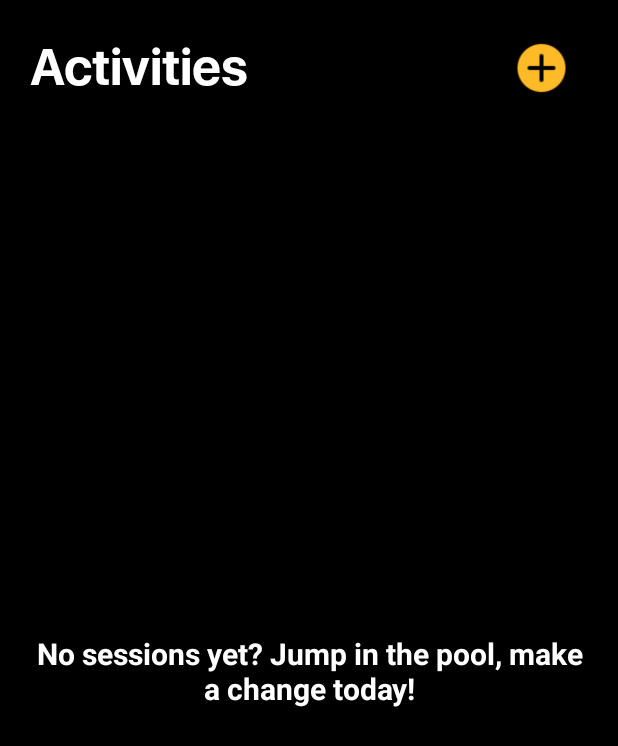
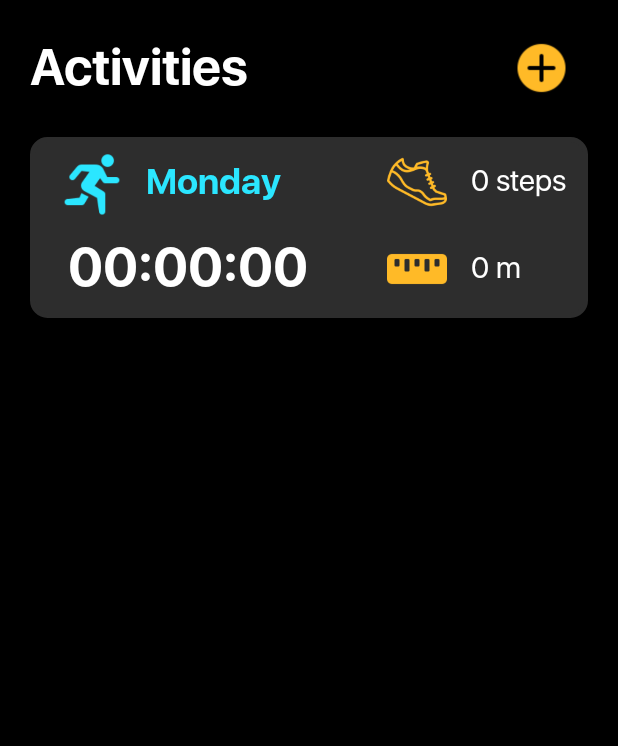
Before and after one commit to FilipKisic/Triathlist, an Android app: the RunningActivity screen opened directly, with no data from a screen before it, after a tap on "Finish", on a phone screen of 412 x 824 dp. Shown: the top 746 px of the screen. Run offline under Robolectric (Android 15) with nearby library versions, the phone set to English and light mode, and no system bars; our stand-ins replace Room's generated code, navigation-ui; libraries missing offline, so code that uses them is left out: pub.devrel.easypermissions; 5 statements that could not run were skipped.

Commit message:
Refactor ActivityInfoAdapter, running activity completed

```diff
--- a/app/src/main/java/hr/algebra/triathlist/RunningActivity.kt
+++ b/app/src/main/java/hr/algebra/triathlist/RunningActivity.kt
@@ -7,16 +7,25 @@ import android.hardware.SensorEventListener
 import android.hardware.SensorManager
 import android.os.Build
 import android.os.Bundle
+import android.widget.Toast
 import androidx.annotation.RequiresApi
 import androidx.appcompat.app.AppCompatActivity
+import hr.algebra.triathlist.database.TriathlistDatabase
 import hr.algebra.triathlist.framework.startPreviousActivity
+import hr.algebra.triathlist.model.Activity
+import hr.algebra.triathlist.model.ActivityType
 import kotlinx.android.synthetic.main.action_button.view.*
 import kotlinx.android.synthetic.main.activity_running.*
+import kotlinx.android.synthetic.main.activity_session.*
+import kotlinx.coroutines.GlobalScope
+import kotlinx.coroutines.launch
 import timerx.Stopwatch
 import timerx.StopwatchBuilder
 import timerx.Timer
 import timerx.TimerBuilder
+import java.text.SimpleDateFormat
 import java.time.LocalDateTime
+import java.util.*
 import java.util.concurrent.TimeUnit
 
 private lateinit var buttonState: String
@@ -50,6 +59,7 @@ class RunningActivity : AppCompatActivity(), SensorEventListener {
         super.onResume()
         isRunning = true
         val stepSensor = sensorManager.getDefaultSensor(Sensor.TYPE_STEP_COUNTER)
+        if (stepSensor == null) Toast.makeText(this, "No Sensor", Toast.LENGTH_LONG).show()
         sensorManager.registerListener(this, stepSensor, SensorManager.SENSOR_DELAY_UI)
     }
 
@@ -120,6 +130,7 @@ class RunningActivity : AppCompatActivity(), SensorEventListener {
         timer.stop()
     }
 
+    @RequiresApi(Build.VERSION_CODES.O)
     private fun initListeners() {
         btnStartStopRunning.setOnClickListener {
             toggleState()
@@ -137,11 +148,10 @@ class RunningActivity : AppCompatActivity(), SensorEventListener {
     }
 
     override fun onSensorChanged(event: SensorEvent) {
-        println("GOT HERE")
         if (isRunning) {
             tvRunningSteps.text = "${event.values[0]}"
-            var distance = (event.values[0] * 75) / 100_000
-            println("DISTANCE: $distance")
+            steps = event.values[0].toInt()
+            currentDistance = ((event.values[0] * 75) / 100_000).toInt()
         }
     }
 
@@ -150,11 +160,12 @@ class RunningActivity : AppCompatActivity(), SensorEventListener {
         timer.start()
     }
 
+    @RequiresApi(Build.VERSION_CODES.O)
     private fun finishSession() {
         pb_run_goal.progress = 100
         stopwatch.stop()
         btnStartStopRunning.tvButtonText.setText(R.string.start)
-        //saveInDatabase()
+        saveInDatabase()
         resetValues()
         startPreviousActivity<MainActivity>()
     }
@@ -168,4 +179,24 @@ class RunningActivity : AppCompatActivity(), SensorEventListener {
         pause = 0
         pb_run_goal.progress = 0
     }
+
+    @RequiresApi(Build.VERSION_CODES.O)
+    private fun saveInDatabase() {
+        val dayOfWeekFormat = SimpleDateFormat("EEEE", Locale.ENGLISH)
+        val db = TriathlistDatabase.getDatabase(this)
+        val activity = Activity(
+            tvRunStopwatch.text.toString(),
+            null,
+            currentDistance,
+            null,
+            steps,
+            dayOfWeekFormat.format(Date()).toString(),
+            timeOfStart,
+            LocalDateTime.now(),
+            ActivityType.RUNNING
+        )
+        GlobalScope.launch {
+            db.activityDao().insert(activity)
+        }
+    }
 }
--- /dev/null
+++ b/app/src/main/java/hr/algebra/triathlist/components/ActivityInfoAdapter.kt
@@ -0,0 +1,98 @@
+package hr.algebra.triathlist.components
+
+import android.app.AlertDialog
+import android.content.Context
+import android.view.LayoutInflater
+import android.view.View
+import android.view.ViewGroup
+import android.widget.ImageView
+import android.widget.TextView
+import androidx.recyclerview.widget.RecyclerView
+import hr.algebra.triathlist.R
+import hr.algebra.triathlist.database.TriathlistDatabase
+import hr.algebra.triathlist.model.Activity
+import hr.algebra.triathlist.model.ActivityType
+import kotlinx.android.synthetic.main.swim_info_card.view.*
+import kotlinx.coroutines.GlobalScope
+import kotlinx.coroutines.launch
+
+private const val ACTIVITY = "Activity"
+private const val METRIC = "Metric"
+
+class ActivityInfoAdapter(private val swimInfoList: MutableList<Activity>, private val context: Context) :
+    RecyclerView.Adapter<ActivityInfoAdapter.ActivityInfoViewHolder>() {
+
+    inner class ActivityInfoViewHolder(itemView: View) : RecyclerView.ViewHolder(itemView) {
+        val dayOfWeek: TextView = itemView.tvDayOfWeek
+        val lapCount: TextView = itemView.tvLapCount
+        val time: TextView = itemView.tvTime
+        val distance: TextView = itemView.tvDistance
+        val activityType: ImageView = itemView.ivActivity
+        val metric: ImageView = itemView.ivMetricIcon
+    }
+
+    override fun onCreateViewHolder(parent: ViewGroup, viewType: Int): ActivityInfoViewHolder {
+        val itemView = LayoutInflater.from(parent.context).inflate(R.layout.swim_info_card, parent, false)
+        return ActivityInfoViewHolder(itemView)
+    }
+
+    override fun getItemCount(): Int = swimInfoList.size
+
+    override fun onBindViewHolder(holder: ActivityInfoViewHolder, position: Int) {
+        val currentInfo = swimInfoList[position]
+        holder.dayOfWeek.text = currentInfo.dayOfWeek
+        holder.lapCount.text = processActivity(currentInfo)
+        holder.time.text = currentInfo.duration
+        holder.distance.text = "${currentInfo.distance} m"
+        holder.activityType.setImageResource(chooseIcon(currentInfo, ACTIVITY))
+        holder.metric.setImageResource(chooseIcon(currentInfo, METRIC))
+        holder.itemView.setOnLongClickListener {
+            showMessage(position)
+        }
+    }
+
+    private fun processActivity(currentInfo: Activity): String {
+        return when (currentInfo.activityType) {
+            ActivityType.SWIMMING -> if (currentInfo.laps != 1) "${currentInfo.laps} laps" else "${currentInfo.laps} lap"
+            ActivityType.RUNNING -> "${currentInfo.steps} steps"
+            else -> "${currentInfo.calories} calories"
+        }
+    }
+
+    private fun chooseIcon(currentInfo: Activity, type: String): Int {
+        return if (type == ACTIVITY) {
+            when (currentInfo.activityType) {
+                ActivityType.SWIMMING -> R.drawable.swimming
+                ActivityType.RUNNING -> R.drawable.running
+                ActivityType.CYCLING -> R.drawable.cycle
+            }
+        } else {
+            when (currentInfo.activityType) {
+                ActivityType.SWIMMING -> R.drawable.lap
+                ActivityType.RUNNING -> R.drawable.sneakers
+                ActivityType.CYCLING -> R.drawable.calories
+            }
+        }
+    }
+
+    private fun showMessage(position: Int): Boolean {
+        AlertDialog.Builder(context).apply {
+            setTitle("Delete")
+            setMessage("Delete selected session?")
+            setNegativeButton("Cancel", null)
+            setPositiveButton("OK") { _, _ -> deleteItem(position) }
+            show()
+        }
+        return true
+    }
+
+    private fun deleteItem(position: Int) {
+        val item = swimInfoList[position]
+        val db = TriathlistDatabase.getDatabase(context)
+        GlobalScope.launch {
+            db.activityDao().deleteById(item.idActivity)
+        }
+        swimInfoList.removeAt(position)
+        notifyDataSetChanged()
+    }
+}
--- a/app/src/main/java/hr/algebra/triathlist/dao/UserDao.kt
+++ b/app/src/main/java/hr/algebra/triathlist/dao/UserDao.kt
@@ -1,9 +1,6 @@
 package hr.algebra.triathlist.dao
 
-import androidx.room.Dao
-import androidx.room.Delete
-import androidx.room.Insert
-import androidx.room.Query
+import androidx.room.*
 import hr.algebra.triathlist.model.User
 
 @Dao
@@ -12,7 +9,7 @@ interface UserDao {
     @Query("SELECT * FROM user")
     fun getAllUsers(): MutableList<User>
 
-    @Insert
+    @Insert(onConflict = OnConflictStrategy.IGNORE)
     fun insertUser(user: User)
 
     @Query("SELECT * FROM user WHERE email = :email AND password = :password")
--- a/app/src/main/java/hr/algebra/triathlist/fragments/SessionListFragment.kt
+++ b/app/src/main/java/hr/algebra/triathlist/fragments/SessionListFragment.kt
@@ -15,7 +15,7 @@ import androidx.fragment.app.Fragment
 import androidx.recyclerview.widget.LinearLayoutManager
 import hr.algebra.triathlist.MenuActivity
 import hr.algebra.triathlist.R
-import hr.algebra.triathlist.components.SwimInfoAdapter
+import hr.algebra.triathlist.components.ActivityInfoAdapter
 import hr.algebra.triathlist.database.TriathlistDatabase
 import hr.algebra.triathlist.framework.startActivity
 import hr.algebra.triathlist.model.Activity
@@ -36,9 +36,9 @@ class SessionListFragment : Fragment() {
         initListeners()
 
         val cards = collectSessionsFromDatabase()
-        rvSwimInfoList.adapter = SwimInfoAdapter(cards, requireContext())
-        rvSwimInfoList.layoutManager = LinearLayoutManager(requireContext())
-        rvSwimInfoList.setHasFixedSize(true)
+        rvActivityList.adapter = ActivityInfoAdapter(cards, requireContext())
+        rvActivityList.layoutManager = LinearLayoutManager(requireContext())
+        rvActivityList.setHasFixedSize(true)
     }
 
     private fun initListeners() {
@@ -47,7 +47,6 @@ class SessionListFragment : Fragment() {
         }
     }
 
-    //ASK
     private fun collectSessionsFromDatabase(): MutableList<Activity> = runBlocking {
         var list: MutableList<Activity>? = null
         val db = TriathlistDatabase.getDatabase(requireActivity().applicationContext)
--- a/app/src/main/res/layout/fragment_session_list.xml
+++ b/app/src/main/res/layout/fragment_session_list.xml
@@ -39,7 +39,7 @@
         </LinearLayout>
 
         <androidx.recyclerview.widget.RecyclerView
-            android:id="@+id/rvSwimInfoList"
+            android:id="@+id/rvActivityList"
             android:layout_width="match_parent"
             android:layout_height="wrap_content"
             android:background="@color/colorPrimaryDark"
--- a/app/src/main/res/layout/swim_info_card.xml
+++ b/app/src/main/res/layout/swim_info_card.xml
@@ -22,6 +22,7 @@
             android:orientation="horizontal">
 
             <ImageView
+                android:id="@+id/ivActivity"
                 android:layout_width="0dp"
                 android:layout_height="@dimen/swim_image_size"
                 android:layout_gravity="center"
@@ -40,6 +41,7 @@
                 tools:text="Tuesday" />
 
             <ImageView
+                android:id="@+id/ivMetricIcon"
                 android:layout_width="0dp"
                 android:layout_height="@dimen/image_size"
                 android:layout_gravity="center"
```
Also changed, not shown: app/src/main/java/hr/algebra/triathlist/components/SwimInfoAdapter.kt (deleted, +0 -65 lines), app/src/main/res/layout/activity_register.xml (+7 -1 lines), app/src/main/res/layout/activity_start_page.xml (+8 -1 lines), app/src/main/res/drawable/sneakers.png (added).
